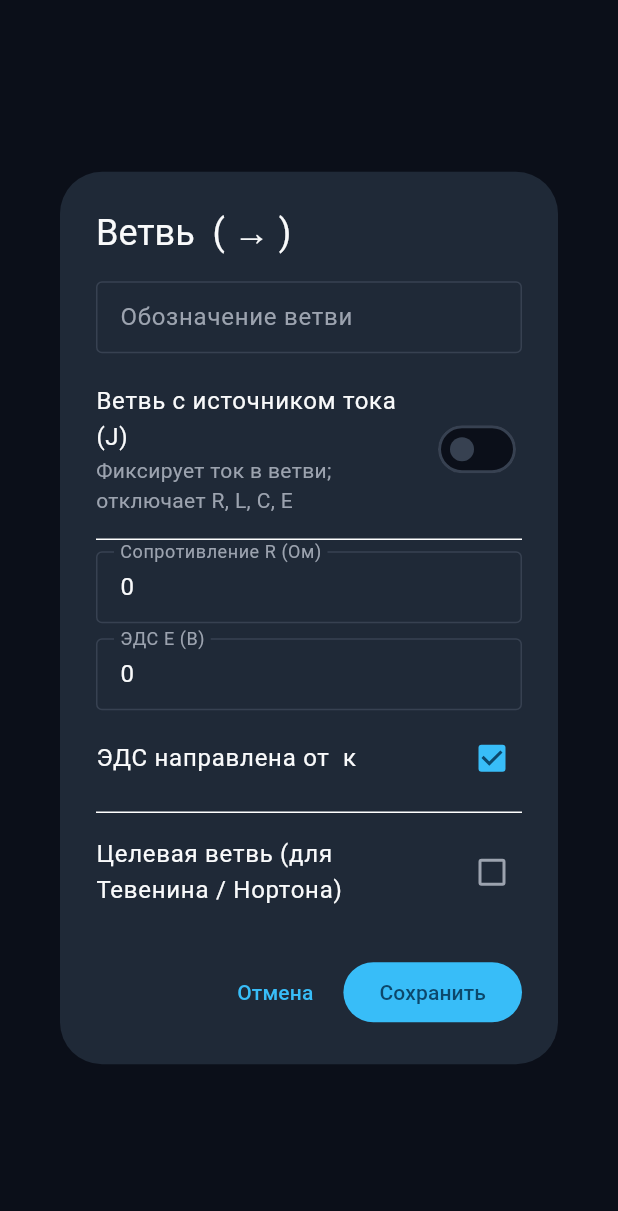
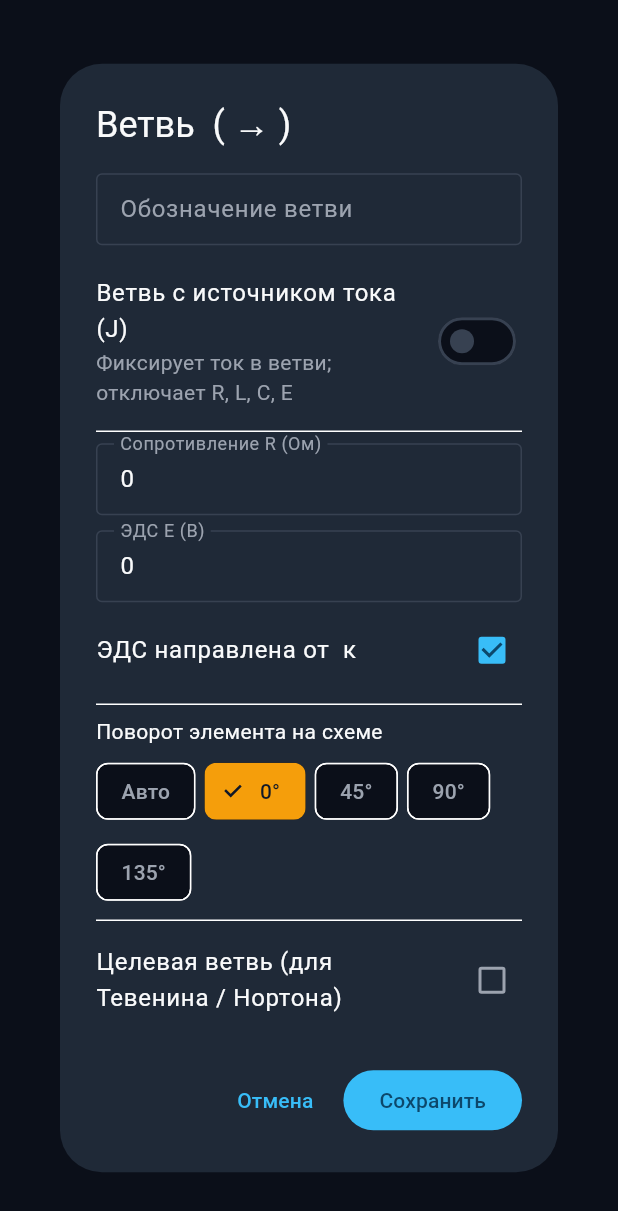
Before and after one commit to HappyMichail/circuit_calc, a Flutter app: the ElementEditorDialog widget shown alone on an empty page, opened directly with empty values, on a phone screen of 412 x 824 dp. Shown: the top 1211 px of the screen. Run offline on Flutter 3.47's test engine with Material 3 defaults, Android fonts, the phone set to English and light mode, and no system bars; our stand-ins replace material_ui, pdf; missing offline and left inert: flutter_math_fork.

Commit message:
Feat: add element rotation and improve save error handling

```diff
--- a/lib/core/model/circuit_branch.dart
+++ b/lib/core/model/circuit_branch.dart
@@ -27,9 +27,10 @@ class CircuitBranch {
   final double jPhaseDeg;
   final bool jAlignedWithBranch;
 
-  // Optional custom Bezier control point for schematic layout
+  // Optional custom Bezier control point and symbol rotation for schematic layout
   final double? controlX;
   final double? controlY;
+  final double? symbolAngleDeg;
 
   const CircuitBranch({
     required this.id,
@@ -50,6 +51,7 @@ class CircuitBranch {
     this.jAlignedWithBranch = true,
     this.controlX,
     this.controlY,
+    this.symbolAngleDeg,
   });
 
   bool get hasEmf => !hasCurrentSource && eMagnitude.abs() > 1e-12;
@@ -137,6 +139,8 @@ class CircuitBranch {
     double? controlX,
     double? controlY,
     bool clearControlPoint = false,
+    double? symbolAngleDeg,
+    bool clearSymbolAngle = false,
   }) {
     return CircuitBranch(
       id: id ?? this.id,
@@ -159,6 +163,8 @@ class CircuitBranch {
       jAlignedWithBranch: jAlignedWithBranch ?? this.jAlignedWithBranch,
       controlX: clearControlPoint ? null : (controlX ?? this.controlX),
       controlY: clearControlPoint ? null : (controlY ?? this.controlY),
+      symbolAngleDeg:
+          clearSymbolAngle ? null : (symbolAngleDeg ?? this.symbolAngleDeg),
     );
   }
 }
--- a/lib/core/storage/project_storage.dart
+++ b/lib/core/storage/project_storage.dart
@@ -89,6 +89,7 @@ class ProjectStorage {
         'jAlignedWithBranch': b.jAlignedWithBranch,
         if (b.controlX != null) 'controlX': b.controlX,
         if (b.controlY != null) 'controlY': b.controlY,
+        if (b.symbolAngleDeg != null) 'symbolAngleDeg': b.symbolAngleDeg,
       };
 
   static CircuitBranch branchFromJson(Map<String, dynamic> j) => CircuitBranch(
@@ -110,6 +111,7 @@ class ProjectStorage {
         jAlignedWithBranch: j['jAlignedWithBranch'] as bool? ?? true,
         controlX: (j['controlX'] as num?)?.toDouble(),
         controlY: (j['controlY'] as num?)?.toDouble(),
+        symbolAngleDeg: (j['symbolAngleDeg'] as num?)?.toDouble(),
       );
 
   static Map<String, dynamic> circuitToJson(Circuit c) => {
--- a/lib/ui/widgets/element_editor_dialog.dart
+++ b/lib/ui/widgets/element_editor_dialog.dart
@@ -50,11 +50,13 @@ class _ElementEditorDialogState extends State<ElementEditorDialog> {
   late bool _eAligned;
   late bool _jAligned;
   late bool _setAsTarget;
+  double? _symbolAngleDeg;
 
   @override
   void initState() {
     super.initState();
     final b = widget.branch;
+    _symbolAngleDeg = b.symbolAngleDeg;
     _reactiveMode =
         (b.xlOhmOverride != null || b.xcOhmOverride != null) &&
                 b.lHenry == 0 &&
@@ -338,6 +340,27 @@ class _ElementEditorDialogState extends State<ElementEditorDialog> {
                   ),
                 ],
                 const Divider(),
+                const Text('Поворот элемента на схеме'),
+                const SizedBox(height: 6),
+                Wrap(
+                  spacing: 6,
+                  runSpacing: 6,
+                  children: [
+                    ChoiceChip(
+                      label: const Text('Авто'),
+                      selected: _symbolAngleDeg == null,
+                      onSelected: (_) => setState(() => _symbolAngleDeg = null),
+                    ),
+                    for (final deg in [0.0, 45.0, 90.0, 135.0])
+                      ChoiceChip(
+                        label: Text('${deg.toInt()}°'),
+                        selected: _symbolAngleDeg == deg,
+                        onSelected: (_) =>
+                            setState(() => _symbolAngleDeg = deg),
+                      ),
+                  ],
+                ),
+                const Divider(),
                 CheckboxListTile(
                   contentPadding: EdgeInsets.zero,
                   title: const Text('Целевая ветвь (для Тевенина / Нортона)'),
@@ -391,6 +414,8 @@ class _ElementEditorDialogState extends State<ElementEditorDialog> {
               jMagnitude: _tryParse(_jMagCtrl.text)!,
               jPhaseDeg: _tryParse(_jPhaseCtrl.text)!,
               jAlignedWithBranch: _jAligned,
+              symbolAngleDeg: _symbolAngleDeg,
+              clearSymbolAngle: _symbolAngleDeg == null,
             );
             Navigator.of(context).pop(
               ElementEditorResult(updated, setAsTarget: _setAsTarget),
```
Also changed, not shown: lib/core/export/circuit_exporter.dart (+6 -5 lines), lib/ui/screens/home_screen.dart (+68 -1 lines), lib/ui/widgets/circuit_canvas.dart (+8 -5 lines), 1 other file.
